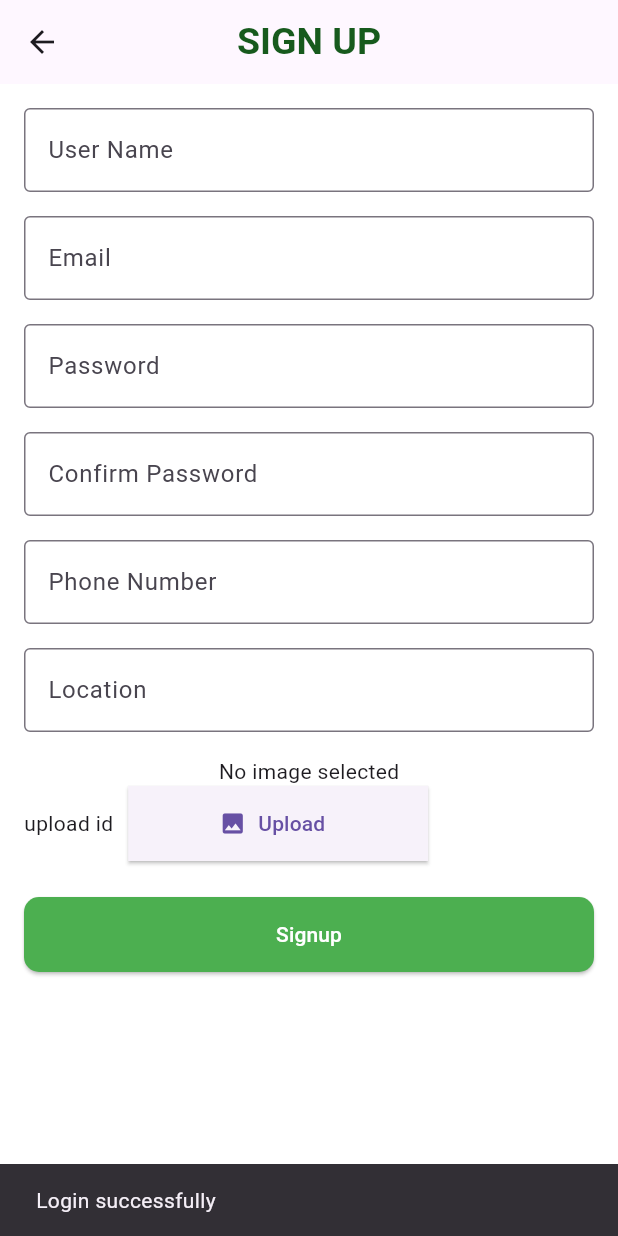
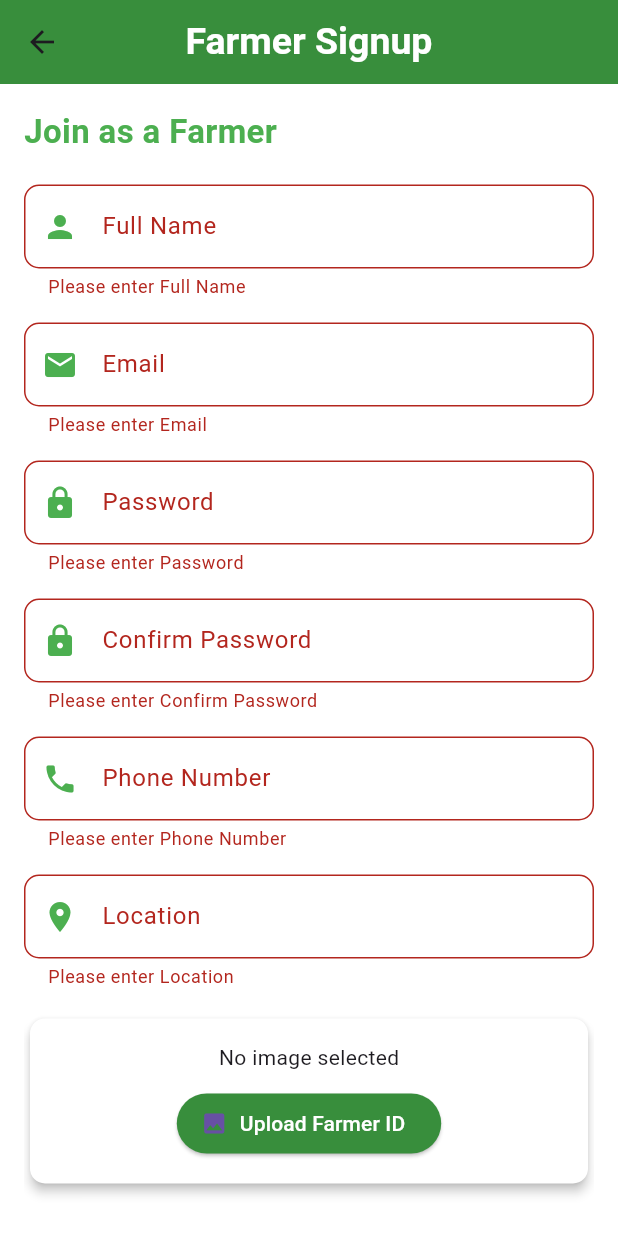
Before and after one commit to projectsmartagri/smartagri, a Flutter app: the FarmerSignupScreen screen opened directly, after a tap on "Signup", on a phone screen of 412 x 824 dp. Run offline on Flutter 3.47's test engine with Material 3 defaults, Android fonts, the phone set to English and light mode, and no system bars; our stand-ins replace carousel_slider, cloud_firestore, firebase_auth, firebase_core, firebase_storage, flutter_masked_text2 and 1 more; missing offline and left inert: phone_form_field; accounts and stored records are empty; network calls fail.

Commit message:
farmer  auth screen completed

```diff
--- a/lib/modules/choose_screen.dart
+++ b/lib/modules/choose_screen.dart
@@ -42,7 +42,7 @@ class ChooseScreen extends StatelessWidget {
                       Navigator.push(
                         context,
                         MaterialPageRoute(
-                          builder: (context) => const LoginScreen(),
+                          builder: (context) => const FarmerLoginScreen(),
                         ),
                       );
                     },
--- a/lib/modules/farmer/screens/Farmer_signup_screen.dart
+++ b/lib/modules/farmer/screens/Farmer_signup_screen.dart
@@ -3,7 +3,8 @@ import 'package:flutter/material.dart';
 import 'package:image_picker/image_picker.dart';
 import 'dart:io';
 
-import 'package:smartagri/modules/supplier/services/Supplier_auth%20_services.dart';
+import 'package:cloud_firestore/cloud_firestore.dart';
+import 'package:firebase_storage/firebase_storage.dart';
 
 class FarmerSignupScreen extends StatefulWidget {
   const FarmerSignupScreen({super.key});
@@ -13,30 +14,20 @@ class FarmerSignupScreen extends StatefulWidget {
 }
 
 class _FarmerSignupScreenState extends State<FarmerSignupScreen> {
-
   final TextEditingController _passwordController = TextEditingController();
   final TextEditingController _confirmPasswordController = TextEditingController();
-  final TextEditingController _namecontroller = TextEditingController();
-  final TextEditingController _emailcontroller = TextEditingController();
-  final TextEditingController _phonenocontroller = TextEditingController();
+  final TextEditingController _nameController = TextEditingController();
+  final TextEditingController _emailController = TextEditingController();
+  final TextEditingController _phoneNoController = TextEditingController();
+  final TextEditingController _locationController = TextEditingController();
 
-
-
-
-
-
-
-
-
-
+  final _formKey = GlobalKey<FormState>();
   File? _image;
-  bool isLoading=false;
-   final auth =  SupplierAuthServices();
+  bool isLoading = false;
 
   Future<void> _pickImage() async {
     final ImagePicker picker = ImagePicker();
     final XFile? pickedFile = await picker.pickImage(source: ImageSource.gallery);
-
 
     if (pickedFile != null) {
       setState(() {
@@ -44,205 +35,230 @@ class _FarmerSignupScreenState extends State<FarmerSignupScreen> {
       });
     }
   }
-    void signuphandler() async{
 
-    try{
+  Future<void> signupHandler() async {
+    if (!_formKey.currentState!.validate()) {
+      return;
+    }
+
+    if (_passwordController.text != _confirmPasswordController.text) {
+      ScaffoldMessenger.of(context).showSnackBar(
+        const SnackBar(content: Text('Passwords do not match!')),
+      );
+      return;
+    }
+
+    if (_image == null) {
+      ScaffoldMessenger.of(context).showSnackBar(
+        const SnackBar(content: Text('Please upload your Farmer ID!')),
+      );
+      return;
+    }
+
     setState(() {
       isLoading = true;
     });
 
-      // await auth.registerSupplier(
-      //   name: _namecontroller.text,
-      //   email: _emailcontroller.text,
-      //   password: _passwordController.text,
-      //   phone: _phonenocontroller.text,
-      //   address: '',
-      //   companyLicenseFile: File(_image!.path));
+    try {
+      UserCredential userCredential = await FirebaseAuth.instance.createUserWithEmailAndPassword(
+        email: _emailController.text.trim(),
+        password: _passwordController.text.trim(),
+      );
 
-      //   Navigator.pop(context);
+      String fileName = 'farmer_ids/${userCredential.user!.uid}.jpg';
+      UploadTask uploadTask =
+          FirebaseStorage.instance.ref().child(fileName).putFile(_image!);
+      TaskSnapshot snapshot = await uploadTask;
+      String imageUrl = await snapshot.ref.getDownloadURL();
 
+      await FirebaseFirestore.instance.collection('farmers').doc(userCredential.user!.uid).set({
+        'name': _nameController.text.trim(),
+        'email': _emailController.text.trim(),
+        'phone': _phoneNoController.text.trim(),
+        'location': _locationController.text.trim(),
+        'farmerIdUrl': imageUrl,
+        'isApproved': false
+      });
 
-      //   setState(() {
-      //   isLoading = false;
-      // });
+      ScaffoldMessenger.of(context).showSnackBar(
+        const SnackBar(content: Text('Signup Successful!')),
+      );
 
-
-
-
-    }on FirebaseAuthException catch (e) {
-      // Handle Firebase authentication errors
+      Navigator.pop(context);
+    } on FirebaseAuthException catch (e) {
+      ScaffoldMessenger.of(context).showSnackBar(
+        SnackBar(content: Text(e.message ?? 'An error occurred.')),
+      );
+    } catch (e) {
+      ScaffoldMessenger.of(context).showSnackBar(
+        SnackBar(content: Text(e.toString())),
+      );
+    } finally {
       setState(() {
         isLoading = false;
       });
-
-      ScaffoldMessenger.of(context).showSnackBar(SnackBar(content: Text(e.message??'somthing went wrong')));
-
     }
-
-
-
-
-    catch(e){
-      setState(() {
-        isLoading = false;
-      });
-
-      ScaffoldMessenger.of(context).showSnackBar(SnackBar(content: Text(e.toString())));
-
-
   }
-
-  }
-
 
   @override
   Widget build(BuildContext context) {
     return Scaffold(
       appBar: AppBar(
         title: const Text(
-          "SIGN UP",
+          "Farmer Signup",
           style: TextStyle(
-            color: Color.fromARGB(255, 23, 90, 29),
+            color: Colors.white,
             fontSize: 25,
             fontWeight: FontWeight.bold,
           ),
         ),
         centerTitle: true,
+        backgroundColor: Colors.green.shade700,
       ),
-      body: Padding(
+      body: Stack(
+        children: [
+          Padding(
             padding: const EdgeInsets.all(16.0),
             child: Form(
+              key: _formKey,
               child: SingleChildScrollView(
                 child: Column(
                   crossAxisAlignment: CrossAxisAlignment.start,
-              mainAxisAlignment: MainAxisAlignment.center,
                   children: [
-
-                // Field 1: Full Name
-                TextFormField(
-
-                  decoration: const InputDecoration(
-                    labelText: 'User Name',
-                    border: OutlineInputBorder(),
+                    const Text(
+                      "Join as a Farmer",
+                      style: TextStyle(
+                        fontSize: 22,
+                        fontWeight: FontWeight.bold,
+                        color: Colors.green,
                       ),
                     ),
+                    const SizedBox(height: 20),
+                    _buildTextField(_nameController, "Full Name", Icons.person),
                     const SizedBox(height: 16.0),
-
-                // Field 2: Email
-                TextFormField(
-                  decoration: const InputDecoration(
-                    labelText: 'Email',
-                    border: OutlineInputBorder(),
+                    _buildTextField(_emailController, "Email", Icons.email, isEmail: true),
+                    const SizedBox(height: 16.0),
+                    _buildTextField(
+                        _passwordController, "Password", Icons.lock, isPassword: true),
+                    const SizedBox(height: 16.0),
+                    _buildTextField(
+                        _confirmPasswordController, "Confirm Password", Icons.lock, isPassword: true),
+                    const SizedBox(height: 16.0),
+                    _buildTextField(
+                        _phoneNoController, "Phone Number", Icons.phone, isPhone: true),
+                    const SizedBox(height: 16.0),
+                    _buildTextField(_locationController, "Location", Icons.location_on),
+                    const SizedBox(height: 16.0),
+                    Row(children: [
+                      Expanded(child: _buildImageUploadSection(),)
+                    ],),
+                    const SizedBox(height: 24.0),
+                    SizedBox(
+                      width: double.infinity,
+                      height: 50,
+                      child: ElevatedButton(
+                        onPressed: signupHandler,
+                        style: ElevatedButton.styleFrom(
+                          shape: RoundedRectangleBorder(
+                            borderRadius: BorderRadius.circular(10),
                           ),
-                  keyboardType: TextInputType.emailAddress,
+                          backgroundColor: Colors.green.shade700,
                         ),
-                const SizedBox(height: 16.0),
-
-                // Field 3: Password
-                TextFormField(
-                  decoration: const InputDecoration(
-                    labelText: 'Password',
-                    border: OutlineInputBorder(),
-                  ),
-                  obscureText: true,
-                ),
-                const SizedBox(height: 16.0),
-
-                // Field 4: Confirm Password
-                TextFormField(
-                  decoration: const InputDecoration(
-                    labelText: 'Confirm Password',
-                    border: OutlineInputBorder(),
-                  ),
-                  obscureText: true,
-                ),
-                const SizedBox(height: 16.0),
-
-                // Field 5: Phone Number
-                TextFormField(
-                  decoration: const InputDecoration(
-                    labelText: 'Phone Number',
-                    border: OutlineInputBorder(),
-                  ),
-                  keyboardType: TextInputType.phone,
-                ),
-                const SizedBox(height: 16.0),
-
-                // New Field: Location
-                TextFormField(
-                  decoration: const InputDecoration(
-                    labelText: 'Location',
-                    border: OutlineInputBorder(),
+                        child: const Text(
+                          'Signup',
+                          style: TextStyle(color: Colors.white),
                         ),
                       ),
-                const SizedBox(height: 16.0),
-
-                // Image Upload Button
-                Center(
-                  child: Column(
-                    children: [
-                      _image != null
-                          ? Image.file(
-                              _image!,
-                              height: 150,
-                              width: 150,
-                              fit: BoxFit.cover,
-                            )
-                          : const Text('No image selected'),
-                     Row(
-                      children: [
-                        const Text("upload id"),
-                         const SizedBox(height: 16.0),
-                         const SizedBox(width: 10,),
-                      ElevatedButton.icon(
-                        style: ElevatedButton.styleFrom(
-                         fixedSize: const Size(200, 50) ,
-
-                         shape: const RoundedRectangleBorder()
                     ),
-                        onPressed: _pickImage,
-                        icon: const Icon(Icons.image),
-                        label: const Text('Upload'),
-                      ),
-                      ],
-                     )
-                    ],
-                  ),
-                ),
-                const SizedBox(height: 24.0),
-
-                // Submit Button
-                // Submit Button
-                    SizedBox(
-                      width: MediaQuery.of(context).size.width,
-                      height: 50,
-                      child: ElevatedButton(
-
-
-                        style: ElevatedButton.styleFrom(
-                          shape: RoundedRectangleBorder(
-                            borderRadius: BorderRadius.circular(10)
-                          ),
-
-                          backgroundColor: Colors.green,
-
-                        ),
-
-                        onPressed: () {
-                          // Handle form submission
-                          ScaffoldMessenger.of(context).showSnackBar(
-                            const SnackBar(content: Text('Login successfully')),
-                          );
-                        },
-                        child: const Text('Signup',style: TextStyle(color: Colors.white),),
-                      ),
-                    ),
-
                   ],
                 ),
               ),
             ),
           ),
+          if (isLoading)
+            Container(
+              color: Colors.black54,
+              child: const Center(
+                child: CircularProgressIndicator(
+                  color: Colors.white,
+                ),
+              ),
+            ),
+        ],
+      ),
+    );
+  }
+
+  Widget _buildTextField(TextEditingController controller, String label, IconData icon,
+      {bool isPassword = false, bool isEmail = false, bool isPhone = false}) {
+    return TextFormField(
+      controller: controller,
+      decoration: InputDecoration(
+        labelText: label,
+        prefixIcon: Icon(icon, color: Colors.green),
+        border: OutlineInputBorder(
+          borderRadius: BorderRadius.circular(10.0),
+        ),
+        focusedBorder: OutlineInputBorder(
+          borderRadius: BorderRadius.circular(10.0),
+          borderSide: BorderSide(color: Colors.green.shade700),
+        ),
+      ),
+      keyboardType: isEmail
+          ? TextInputType.emailAddress
+          : isPhone
+              ? TextInputType.phone
+              : TextInputType.text,
+      obscureText: isPassword,
+      validator: (value) {
+        if (value == null || value.isEmpty) {
+          return 'Please enter $label';
+        }
+        if (isEmail && !RegExp(r'^[^@]+@[^@]+\.[^@]+').hasMatch(value)) {
+          return 'Please enter a valid email';
+        }
+        if (isPhone && !RegExp(r'^\+?[0-9]{10,15}$').hasMatch(value)) {
+          return 'Please enter a valid phone number';
+        }
+        return null;
+      },
+    );
+  }
+
+  Widget _buildImageUploadSection() {
+    return Card(
+      color: Colors.white,
+      shape: RoundedRectangleBorder(
+        borderRadius: BorderRadius.circular(10),
+      ),
+      elevation: 3,
+      child: Padding(
+        padding: const EdgeInsets.all(16.0),
+        child: Column(
+          children: [
+            _image != null
+                ? ClipRRect(
+                    borderRadius: BorderRadius.circular(10),
+                    child: Image.file(
+                      _image!,
+                      height: 150,
+                      width: 150,
+                      fit: BoxFit.cover,
+                    ),
+                  )
+                : const Text('No image selected'),
+            const SizedBox(height: 10),
+            ElevatedButton.icon(
+              onPressed: _pickImage,
+              icon: const Icon(Icons.image),
+              label: const Text('Upload Farmer ID',style: TextStyle(color: Colors.white),),
+              style: ElevatedButton.styleFrom(
+                backgroundColor: Colors.green.shade700,
+              ),
+            ),
+          ],
+        ),
+      ),
     );
   }
 }
```
Also changed, not shown: lib/main.dart (+1 -9 lines), lib/modules/farmer/screens/homepage_screen.dart (+4 -4 lines), lib/modules/farmer/screens/login_screen.dart (+129 -46 lines). Lines whose indentation alone changed are shown as unchanged.
